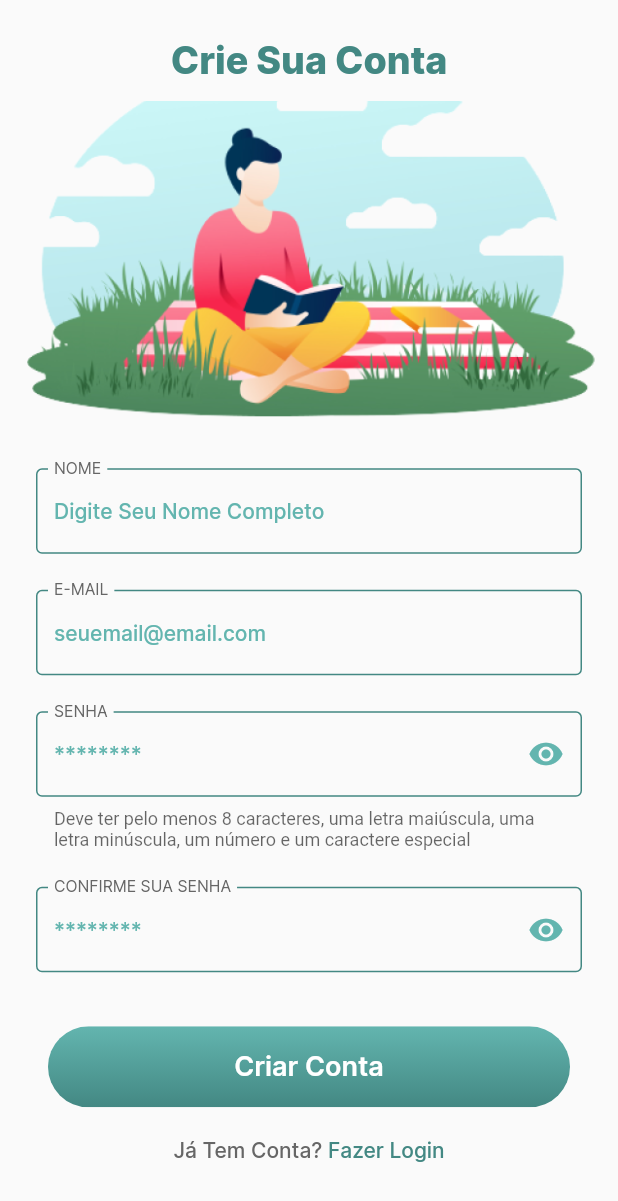
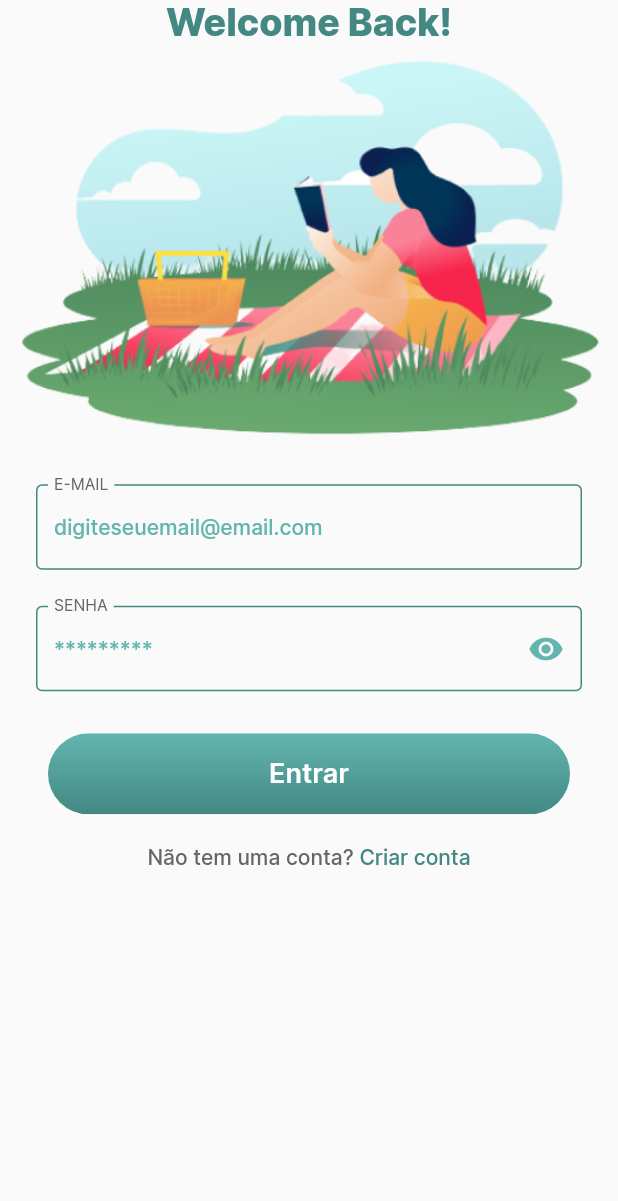
Before and after one commit to ramonzacarias/minha_estante, a Flutter app: the screen it shows after launch, after a tap on "Fazer Login", on a phone screen of 412 x 824 dp. Shown: the top 1201 px of the screen. Run offline on Flutter 3.47's test engine with Material 2 defaults, Android fonts, the phone set to English and light mode, and no system bars.

Commit message:
Adicioando a tela de sign_in e sua rota de navegação

```diff
--- a/lib/app.dart
+++ b/lib/app.dart
@@ -1,6 +1,7 @@
 import 'package:flutter/material.dart';
 import 'package:minha_estante/commom/constants/routes.dart';
 import 'package:minha_estante/features/onboarding/onboarding_page.dart';
+import 'package:minha_estante/features/sign_in/sign_in_page.dart';
 import 'package:minha_estante/features/sign_up/sign_up_page.dart';
 import 'package:minha_estante/features/splash/splash_page.dart';
 
@@ -17,6 +18,7 @@ class App extends StatelessWidget {
         NamedRoute.initial:(context) => const OnboardingPage(),
         NamedRoute.splash:(context) => const SplashPage(),
         NamedRoute.signUp:(context) => const SignUpPage(),
+        NamedRoute.signIn: (context) => const SignInPage(),
       },
     );
   }
--- a/lib/commom/constants/routes.dart
+++ b/lib/commom/constants/routes.dart
@@ -6,4 +6,5 @@ class NamedRoute {
   static const String initial = "/";
   static const String splash = "splash";
   static const String signUp = "sign_up";
+  static const String signIn = "sign_in";
 }
--- a/lib/features/onboarding/onboarding_page.dart
+++ b/lib/features/onboarding/onboarding_page.dart
@@ -1,4 +1,3 @@
-import 'dart:developer';
 
 import 'package:flutter/material.dart';
 import 'package:minha_estante/commom/constants/app_colors.dart';
@@ -50,13 +49,13 @@ class OnboardingPage extends StatelessWidget {
               onPressed: () {
                 Navigator.pushNamed(
                   context,
-                  NamedRoute.signUp,
+                  NamedRoute.signIn,
                 );
               },
             ),
           ),
           MultiTextButton(
-            onPressed: () => log('tap'),
+            onPressed: () => Navigator.pushNamed(context, NamedRoute.signUp),
             children: [
               Text(
                 'Não tem uma conta? ',
--- /dev/null
+++ b/lib/features/sign_in/sign_in_contoller.dart
@@ -0,0 +1,36 @@
+import 'package:flutter/foundation.dart';
+import 'package:minha_estante/features/sign_in/sign_in_state.dart';
+import 'package:minha_estante/services/auth_service.dart';
+
+class SignInController extends ChangeNotifier {
+  final AuthService _service;
+
+  SignInController(this._service);
+
+  SignInState _state = SignInStateInitial();
+
+  SignInState get state => _state;
+
+  void _changeState(SignInState newState) {
+    _state = newState;
+    notifyListeners();
+  }
+
+  Future<void> signIn({
+    required String email,
+    required String password,
+  }) async {
+    _changeState(SignInStateLoading());
+
+    try {
+      await _service.signIn(
+        email: email,
+        password: password,
+      );
+
+      _changeState(SignInStateSuccess());
+    } catch (e) {
+      _changeState(SignInStateError(e.toString()));
+    }
+  }
+}
--- a/lib/features/sign_in/sign_in_page.dart
+++ b/lib/features/sign_in/sign_in_page.dart
@@ -0,0 +1,159 @@
+import 'dart:developer';
+
+import 'package:flutter/material.dart';
+import 'package:minha_estante/features/sign_in/sign_in_contoller.dart';
+import 'package:minha_estante/features/sign_in/sign_in_state.dart';
+
+import '../../commom/constants/app_colors.dart';
+import '../../commom/constants/app_text_styles.dart';
+import '../../commom/constants/routes.dart';
+import '../../commom/utils/validator.dart';
+import '../../commom/widgets/custom_bottom_sheet.dart';
+import '../../commom/widgets/custom_circular_progress_indicator.dart';
+import '../../commom/widgets/custom_text_form_field.dart';
+import '../../commom/widgets/multi_text_button.dart';
+import '../../commom/widgets/password_form_field.dart';
+import '../../commom/widgets/primary_button.dart';
+import '../../services/mock_auth_service.dart';
+
+class SignInPage extends StatefulWidget {
+  const SignInPage({super.key});
+
+  @override
+  State<SignInPage> createState() => _SignInPageState();
+}
+
+class _SignInPageState extends State<SignInPage> {
+  final _formKey = GlobalKey<FormState>();
+  final _emailController = TextEditingController();
+  final _passwordController = TextEditingController();
+  final _controller = SignInController(MockAuthService());
+
+  @override
+  void dispose() {
+    _emailController.dispose();
+    _passwordController.dispose();
+    _controller.dispose();
+    super.dispose();
+  }
+
+  @override
+  void initState() {
+    super.initState();
+    _controller.addListener(
+      () {
+        if (_controller.state is SignInStateLoading) {
+          showDialog(
+            context: context,
+            builder: (context) => const CustomCircularProgressIndicator(),
+          );
+        }
+        if (_controller.state is SignInStateSuccess) {
+          Navigator.pop(context);
+          Navigator.push(
+            context,
+            MaterialPageRoute(
+              builder: (context) => const Scaffold(
+                body: Center(
+                  child: Text("Nova Tela"),
+                ),
+              ),
+            ),
+          );
+        }
+
+        if (_controller.state is SignInStateError) {
+          final error = _controller.state as SignInStateError;
+          Navigator.pop(context);
+          customModalBottomSheet(
+            context,
+            content: error.message,
+            buttonText: "Tentar novamente",
+          );
+        }
+      },
+    );
+  }
+
+  @override
+  Widget build(BuildContext context) {
+    return Scaffold(
+      body: ListView(
+        children: [
+          Text(
+            'Welcome Back!',
+            textAlign: TextAlign.center,
+            style: AppTextStyles.bigText.copyWith(
+              color: AppColors.greenOne,
+            ),
+          ),
+          Image.asset(
+            'assets/images/sign_in_image.png',
+          ),
+          Form(
+            key: _formKey,
+            child: Column(
+              children: [
+                CustomTextFormField(
+                  controller: _emailController,
+                  labelText: "e-mail",
+                  hintText: "digiteseuemail@email.com",
+                  validator: Validator.validateEmail,
+                ),
+                PasswordFormField(
+                  controller: _passwordController,
+                  labelText: "senha",
+                  hintText: "*********",
+                  validator: Validator.validatePassword,
+                ),
+              ],
+            ),
+          ),
+          Padding(
+            padding: const EdgeInsets.only(
+              left: 32.0,
+              right: 32.0,
+              top: 16.0,
+              bottom: 4.0,
+            ),
+            child: PrimaryButton(
+              text: 'Entrar',
+              onPressed: () {
+                final valid = _formKey.currentState != null &&
+                    _formKey.currentState!.validate();
+                if (valid) {
+                  _controller.signIn(
+                    email: _emailController.text,
+                    password: _passwordController.text,
+                  );
+                } else {
+                  log("erro ao logar");
+                }
+              },
+            ),
+          ),
+          MultiTextButton(
+            onPressed: () => Navigator.popAndPushNamed(
+              context,
+              NamedRoute.signUp,
+            ),
+            children: [
+              Text(
+                'Não tem uma conta? ',
+                style: AppTextStyles.smallText.copyWith(
+                  color: AppColors.grey,
+                ),
+              ),
+              Text(
+                'Criar conta',
+                style: AppTextStyles.smallText.copyWith(
+                  color: AppColors.greenOne,
+                ),
+              ),
+            ],
+          ),
+        ],
+      ),
+    );
+  }
+}
--- /dev/null
+++ b/lib/features/sign_in/sign_in_state.dart
@@ -0,0 +1,14 @@
+// Classe abstract para representar o estado da tela sing_in.
+abstract class SignInState {}
+
+class SignInStateInitial extends SignInState {}
+
+class SignInStateLoading extends SignInState {}
+
+class SignInStateSuccess extends SignInState {}
+
+class SignInStateError extends SignInState {
+  final String message;
+
+  SignInStateError(this.message);
+}
--- a/lib/features/sign_up/sign_up_page.dart
+++ b/lib/features/sign_up/sign_up_page.dart
@@ -2,6 +2,7 @@
 import 'dart:developer';
 
 import 'package:flutter/material.dart';
+import 'package:minha_estante/commom/constants/routes.dart';
 import 'package:minha_estante/commom/utils/uppercase_text_formatter.dart';
 import 'package:minha_estante/commom/utils/validator.dart';
 import 'package:minha_estante/commom/widgets/custom_bottom_sheet.dart';
@@ -116,7 +117,7 @@ class _SignUpPageState extends State<SignUpPage> {
                 CustomTextFormField(
                   controller: _emailController,
                   labelText: "e-mail",
-                  hintText: "seuemail@email.com",
+                  hintText: "digiteseuemail@email.com",
                   validator: Validator.validateEmail,
                 ),
                 PasswordFormField(
@@ -161,7 +162,10 @@ class _SignUpPageState extends State<SignUpPage> {
             ),
           ),
           MultiTextButton(
-            onPressed: () => log('tap'),
+            onPressed: () => Navigator.popAndPushNamed(
+              context,
+              NamedRoute.signIn,
+            ),
             children: [
               Text(
                 'Já Tem Conta? ',
--- a/lib/services/auth_service.dart
+++ b/lib/services/auth_service.dart
@@ -9,5 +9,8 @@ abstract class AuthService {
     required String password,
   });
 
-  Future signIn();
+  Future<UserModel> signIn({
+    required String email,
+    required String password,
+  });
 }
```
Also changed, not shown: lib/services/mock_auth_service.dart (+20 -2 lines), assets/images/sign_in_image.png (added).
